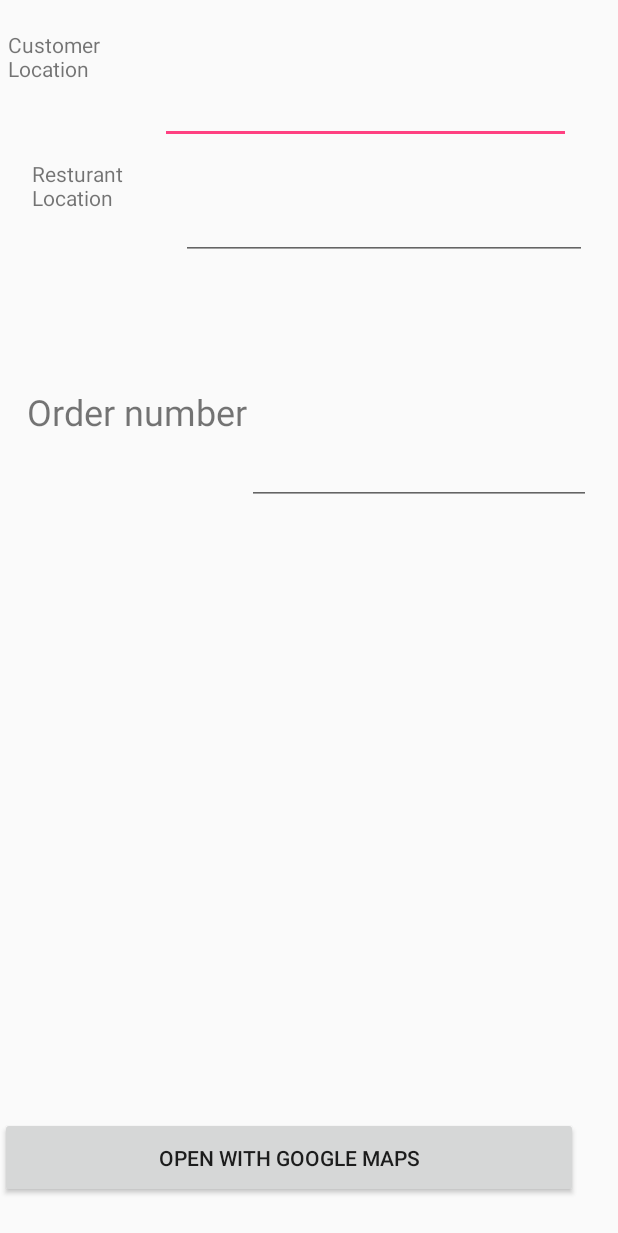
After one commit to rnaahs/SEP-FoodDeliverySystem, an Android app: the layout delivery_main.xml on its own in the app's theme, with its tools: preview values and no code run, on a phone screen of 412 x 824 dp. The commit adds this screen. Shown: the top 1233 px of the screen. Run offline under Robolectric (Android 15) with nearby library versions, the phone set to English and light mode, and no system bars.

Commit message:
Delivery commit

```diff
--- a/app/src/main/java/com/sep/assignment1/view/LoginActivity.java
+++ b/app/src/main/java/com/sep/assignment1/view/LoginActivity.java
@@ -29,7 +29,6 @@ public class LoginActivity extends AppCompatActivity {
     @Override
     protected void onCreate(Bundle savedInstanceState) {
         super.onCreate(savedInstanceState);
-        setContentView(R.layout.activity_login);
 
         //Get Firebase mAuth instance
         mAuth = FirebaseAuth.getInstance();
--- /dev/null
+++ b/app/src/main/res/layout/delivery_main.xml
@@ -0,0 +1,108 @@
+<?xml version="1.0" encoding="utf-8"?>
+<android.support.constraint.ConstraintLayout xmlns:android="http://schemas.android.com/apk/res/android"
+    xmlns:app="http://schemas.android.com/apk/res-auto"
+    xmlns:tools="http://schemas.android.com/tools"
+    android:layout_width="match_parent"
+    android:layout_height="match_parent"
+    tools:context=".view.DeliveryMainActivity">
+
+
+    <Button
+        android:id="@+id/openGoogleBtn"
+        android:layout_width="385dp"
+        android:layout_height="54dp"
+        android:layout_marginBottom="25dp"
+        android:text="Open with Google Maps"
+        app:layout_constraintBottom_toBottomOf="parent"
+        tools:layout_editor_absoluteX="-1dp"
+        tools:ignore="MissingConstraints" />
+
+    <LinearLayout
+        android:id="@+id/linearLayout"
+        android:layout_width="375dp"
+        android:layout_height="76dp"
+        android:layout_marginEnd="5dp"
+        android:layout_marginLeft="5dp"
+        android:layout_marginRight="5dp"
+        android:layout_marginStart="5dp"
+        android:layout_marginTop="20dp"
+        android:orientation="horizontal"
+        app:layout_constraintEnd_toEndOf="parent"
+        app:layout_constraintHorizontal_bias="0.0"
+        app:layout_constraintStart_toStartOf="parent"
+        app:layout_constraintTop_toTopOf="parent">
+
+        <TextView
+            android:id="@+id/textView3"
+            android:layout_width="101dp"
+            android:layout_height="match_parent"
+            android:text="@string/customer_location" />
+
+        <EditText
+            android:id="@+id/customer_location"
+            android:layout_width="wrap_content"
+            android:layout_height="match_parent"
+            android:layout_weight="1"
+            android:ems="10"
+            android:inputType="textPersonName" />
+    </LinearLayout>
+
+    <LinearLayout
+        android:id="@+id/linearLayout2"
+        android:layout_width="370dp"
+        android:layout_height="67dp"
+        android:layout_marginEnd="5dp"
+        android:layout_marginLeft="5dp"
+        android:layout_marginRight="5dp"
+        android:layout_marginStart="5dp"
+        android:layout_marginTop="10dp"
+        android:orientation="horizontal"
+        app:layout_constraintEnd_toEndOf="parent"
+        app:layout_constraintStart_toStartOf="parent"
+        app:layout_constraintTop_toBottomOf="@+id/linearLayout">
+
+        <TextView
+            android:id="@+id/textView4"
+            android:layout_width="99dp"
+            android:layout_height="match_parent"
+            android:text="@string/Resturant_location" />
+
+        <EditText
+            android:id="@+id/resturant_location"
+            android:layout_width="wrap_content"
+            android:layout_height="match_parent"
+            android:layout_weight="1"
+            android:ems="10"
+            android:inputType="textNoSuggestions|textPersonName" />
+    </LinearLayout>
+
+    <LinearLayout
+        android:layout_width="376dp"
+        android:layout_height="146dp"
+        android:layout_marginEnd="5dp"
+        android:layout_marginLeft="5dp"
+        android:layout_marginRight="5dp"
+        android:layout_marginStart="5dp"
+        android:layout_marginTop="45dp"
+        android:orientation="horizontal"
+        app:layout_constraintEnd_toEndOf="parent"
+        app:layout_constraintStart_toStartOf="parent"
+        app:layout_constraintTop_toBottomOf="@+id/linearLayout2">
+
+        <TextView
+            android:id="@+id/textView6"
+            android:layout_width="wrap_content"
+            android:layout_height="101dp"
+            android:text="@string/order_number"
+            android:textSize="24dp" />
+
+        <EditText
+            android:id="@+id/editText4"
+            android:layout_width="wrap_content"
+            android:layout_height="118dp"
+            android:layout_weight="1"
+            android:ems="10"
+            android:inputType="textPersonName" />
+    </LinearLayout>
+
+</android.support.constraint.ConstraintLayout>
--- a/app/src/main/res/values/strings.xml
+++ b/app/src/main/res/values/strings.xml
@@ -60,4 +60,9 @@
     <string name="nav_header_subtitle">android.studio@android.com</string>
     <string name="nav_header_desc">Navigation header</string>
     <string name="action_settings">Settings</string>
+
+    <!-- String related to Delivery -->
+    <string name="customer_location">Customer Location</string>
+    <string name="Resturant_location">Resturant Location</string>
+    <string name="order_number">Order number</string>
 </resources>
```
Also changed, not shown: app/src/main/java/com/sep/assignment1/model/Delivery.java (added, +70 -0 lines), app/src/main/java/com/sep/assignment1/view/DeliveryMainActivity.java (added, +37 -0 lines).
